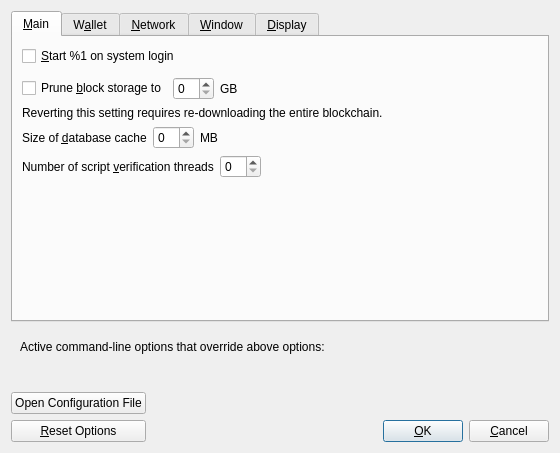
Qt form src/qt/forms/optionsdialog.ui (quantumbitcoin/bitcoin) before a commit.
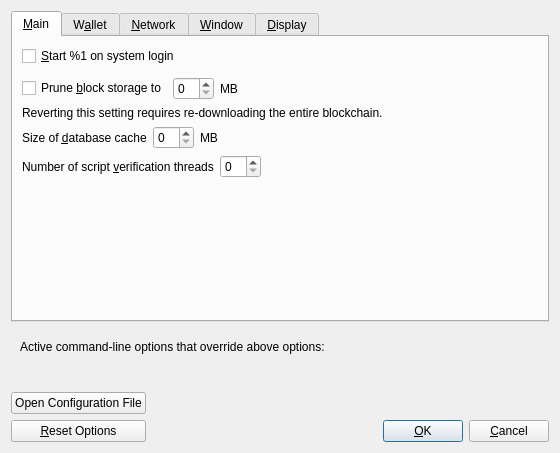
The same form after that commit. Custom widgets are drawn as their Qt base class.

```diff
--- a/src/qt/forms/optionsdialog.ui
+++ b/src/qt/forms/optionsdialog.ui
@@ -68,7 +68,7 @@
          <item>
           <widget class="QLabel" name="pruneSizeUnitLabel">
            <property name="text">
-            <string>GB</string>
+            <string>MB</string>
            </property>
            <property name="textFormat">
             <enum>Qt::PlainText</enum>
```
